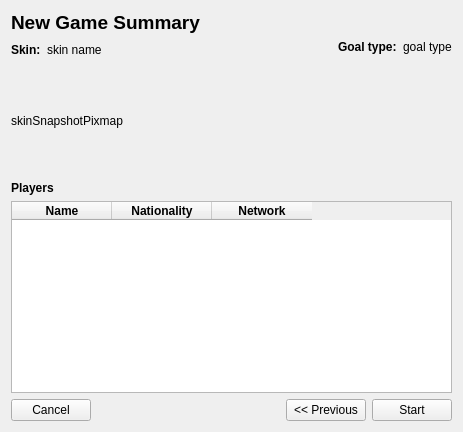
KDE/ksirk, file ksirk/Dialogs/newGameSummary.ui: the form before one commit.
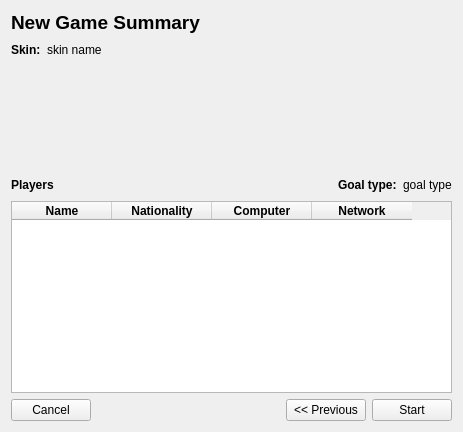
The form after the commit. Icons and pictures are not drawn. Custom widgets are drawn as their Qt base class.

Commit message: New wizard-style new game finished for local game

```diff
--- a/ksirk/Dialogs/newGameSummary.ui
+++ b/ksirk/Dialogs/newGameSummary.ui
@@ -13,7 +13,7 @@
   <property name="windowTitle">
    <string>New Game Summary</string>
   </property>
-  <layout class="QVBoxLayout" name="verticalLayout_3">
+  <layout class="QVBoxLayout" name="verticalLayout_2">
    <item>
     <widget class="QLabel" name="label">
      <property name="font">
@@ -29,8 +29,6 @@
     </widget>
    </item>
    <item>
-    <layout class="QHBoxLayout" name="horizontalLayout_4">
-     <item>
       <layout class="QVBoxLayout" name="verticalLayout">
        <item>
         <layout class="QHBoxLayout" name="horizontalLayout">
@@ -78,7 +76,7 @@
           </sizepolicy>
          </property>
          <property name="text">
-          <string>skinSnapshotPixmap</string>
+        <string/>
          </property>
          <property name="pixmap">
           <pixmap/>
@@ -94,9 +92,33 @@
       </layout>
      </item>
      <item>
-      <layout class="QVBoxLayout" name="verticalLayout_2">
-       <item>
         <layout class="QHBoxLayout" name="horizontalLayout_2">
+     <item>
+      <widget class="QLabel" name="label_2">
+       <property name="font">
+        <font>
+         <weight>75</weight>
+         <bold>true</bold>
+        </font>
+       </property>
+       <property name="text">
+        <string>Players</string>
+       </property>
+      </widget>
+     </item>
+     <item>
+      <spacer name="horizontalSpacer_3">
+       <property name="orientation">
+        <enum>Qt::Horizontal</enum>
+       </property>
+       <property name="sizeHint" stdset="0">
+        <size>
+         <width>40</width>
+         <height>20</height>
+        </size>
+       </property>
+      </spacer>
+     </item>
          <item>
           <widget class="QLabel" name="label_5">
            <property name="font">
@@ -120,37 +142,25 @@
         </layout>
        </item>
        <item>
-        <spacer name="verticalSpacer">
-         <property name="orientation">
-          <enum>Qt::Vertical</enum>
-         </property>
-         <property name="sizeHint" stdset="0">
-          <size>
-           <width>20</width>
-           <height>40</height>
-          </size>
-         </property>
-        </spacer>
-       </item>
-      </layout>
-     </item>
-    </layout>
-   </item>
-   <item>
-    <widget class="QLabel" name="label_2">
-     <property name="font">
-      <font>
-       <weight>75</weight>
-       <bold>true</bold>
-      </font>
-     </property>
-     <property name="text">
-      <string>Players</string>
-     </property>
-    </widget>
-   </item>
-   <item>
     <widget class="QTableWidget" name="playersTable">
+     <property name="sizePolicy">
+      <sizepolicy hsizetype="Expanding" vsizetype="Preferred">
+       <horstretch>0</horstretch>
+       <verstretch>0</verstretch>
+      </sizepolicy>
+     </property>
+     <attribute name="horizontalHeaderCascadingSectionResizes">
+      <bool>false</bool>
+     </attribute>
+     <attribute name="verticalHeaderStretchLastSection">
+      <bool>false</bool>
+     </attribute>
+     <attribute name="horizontalHeaderCascadingSectionResizes">
+      <bool>false</bool>
+     </attribute>
+     <attribute name="verticalHeaderStretchLastSection">
+      <bool>false</bool>
+     </attribute>
      <column>
       <property name="text">
        <string>Name</string>
@@ -173,6 +183,17 @@
        </font>
       </property>
      </column>
+     <column>
+      <property name="text">
+       <string>Computer</string>
+      </property>
+      <property name="font">
+       <font>
+        <weight>75</weight>
+        <bold>true</bold>
+       </font>
+      </property>
+     </column>
      <column>
       <property name="text">
        <string>Network</string>
```
Left out of the diff: 6 changed lines with no effect on the pictures. Lines whose indentation alone changed are shown as unchanged. The commit also changes 10 other files.
